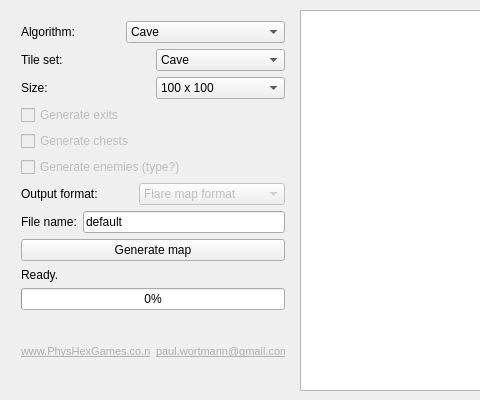
mewbak/Random_Map_Generator, file ui/mainwindow.ui: the form before one commit; both pictures show x 0 to 480 and y 0 to 400 of the 810 by 400 pixel window.
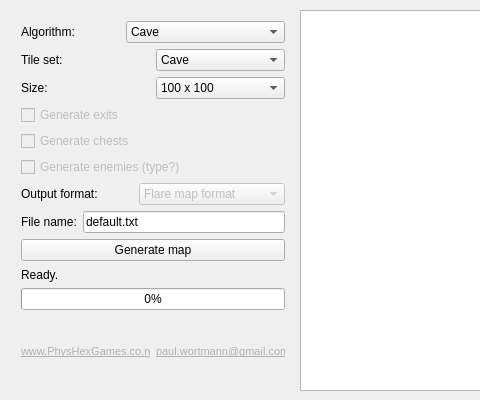
The form after the commit.

Commit message: default map name set to "default.txt"

```diff
--- a/ui/mainwindow.ui
+++ b/ui/mainwindow.ui
@@ -255,7 +255,7 @@
        <item>
         <widget class="QLineEdit" name="lineEdit">
          <property name="text">
-          <string>default</string>
+          <string>default.txt</string>
          </property>
         </widget>
        </item>
```
